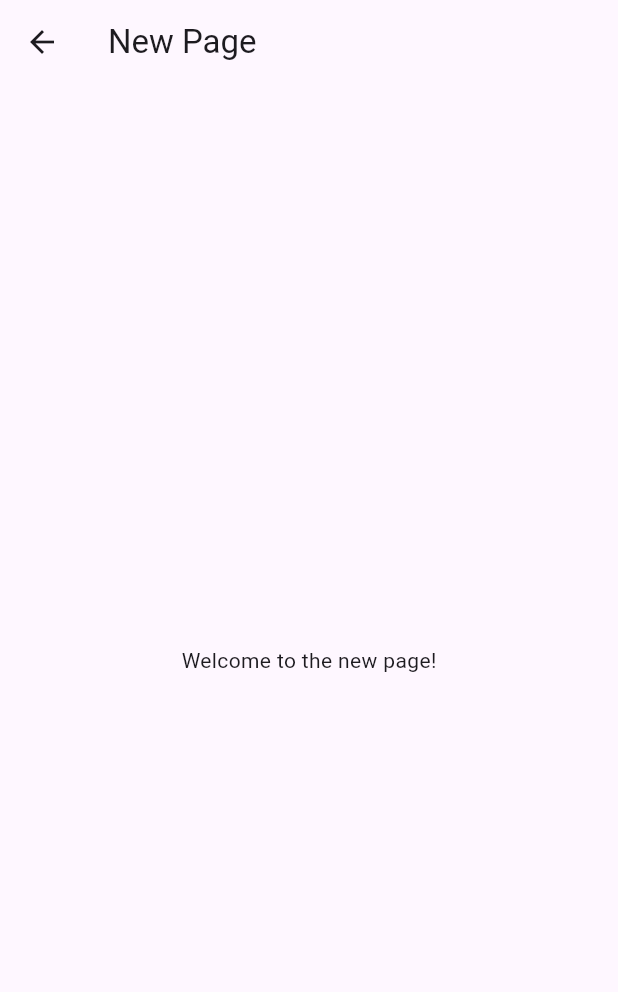
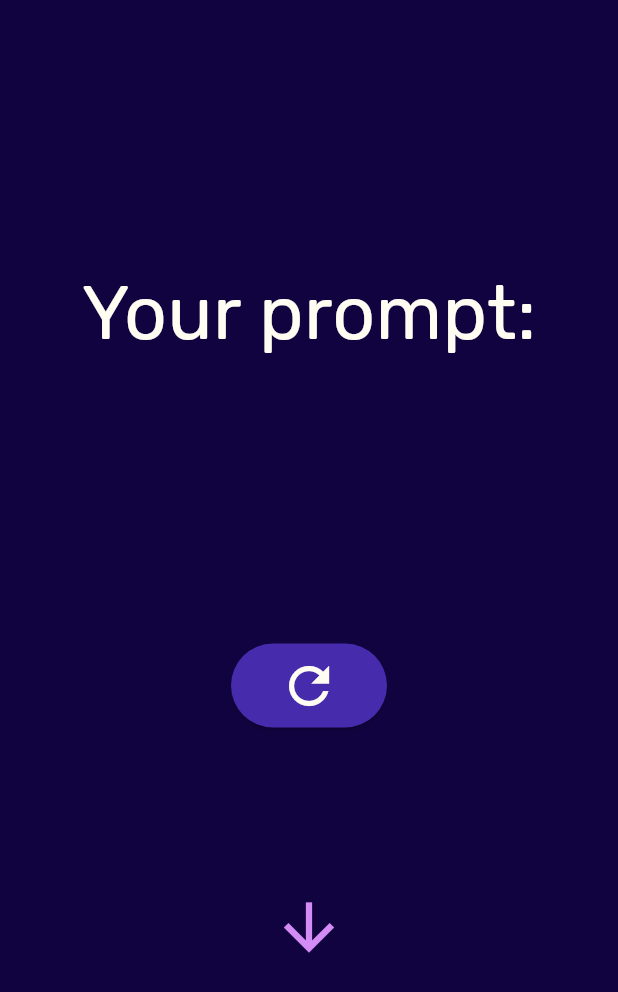
Before and after one commit to crabbylol/theproject1, a Flutter app: the PromptPage screen opened directly, on a phone screen of 412 x 824 dp. Shown: the top 992 px of the screen. Run offline on Flutter 3.47's test engine with Material 3 defaults, Android fonts, the phone set to English and light mode, and no system bars; our stand-ins replace cloud_firestore, firebase_auth, firebase_core, fluttertoast, google_fonts; accounts and stored records are empty.

Commit message:
7/25 commit

```diff
--- a/lib/database_service.dart
+++ b/lib/database_service.dart
@@ -36,7 +36,7 @@ class DatabaseService {
 
       final querySnapshot = await query.get();
 
-      final entries = querySnapshot.docs.map((doc) => JournalEntry.fromMap(doc.data())).toList();
+      final entries = querySnapshot.docs.map((doc) => JournalEntry( dateTime: Timestamp.fromDate(doc['dateTime']).toDate(), content: doc['content'], userID: doc['userID'], )).toList();
 
       return entries;
     } else {
--- a/lib/datedetailspage.dart
+++ b/lib/datedetailspage.dart
@@ -1,6 +1,8 @@
 import 'package:flutter/material.dart';
 import 'package:google_fonts/google_fonts.dart';
+import 'package:theproject1/journalentry.dart';
 import 'calendar.dart'; // Assuming this is your calendar widget
+import 'database_service.dart';
 import 'day.dart'; // Assuming this is your Day data class
 import 'package:intl/intl.dart';
 import 'pastjournalentry.dart';
@@ -16,8 +18,13 @@ class DateDetailsPage extends StatefulWidget {
 }
 
 class _DateDetailsPageState extends State<DateDetailsPage> {
+  final _dbServivce = DatabaseService();
+
   @override
   Widget build(BuildContext context) {
+    DateTime now = DateTime.now();
+    Future<List<JournalEntry>> journalEntries = _dbServivce.getJournalEntriesByDate(now);
+
     return Scaffold(
       body: Stack(
         children: <Widget>[
--- a/lib/journal.dart
+++ b/lib/journal.dart
@@ -28,7 +28,7 @@ class _JournalPageState extends State<JournalPage> {
     'example prompt 1',
     'example prompt 2',
     'example prompt 3',
-    'example prompt 4example prompt 4example prompt 4example prompt 4example prompt 4example prompt 4example prompt 4',
+    'example prompt 4',
   ];
   String currentPrompt = '';
   final TextEditingController _textEditingController = TextEditingController();
--- a/lib/prompt.dart
+++ b/lib/prompt.dart
@@ -1,15 +1,126 @@
 import 'package:flutter/material.dart';
+import 'package:animations/animations.dart';
+import 'package:google_fonts/google_fonts.dart';
+import 'journal.dart';
 
-class PromptPage extends StatelessWidget {
+class PromptPage extends StatefulWidget {
+  @override
+  _PromptPageState createState() => _PromptPageState();
+}
+
+class _PromptPageState extends State<PromptPage> {
+  String _currentPrompt = "";
+  final List<String> prompts = [
+    "Hey, Name! Let's get creative!",
+    "Write a poem about a journey.",
+    "Draw a picture inspired by music.",
+    "Create a story with a surprising twist.",
+  ];
+  int currentPromptIndex = 0; // Index of the current prompt
+
   @override
   Widget build(BuildContext context) {
     return Scaffold(
-      appBar: AppBar(
-        title: Text('New Page'),
+      body: Stack(
+        children: <Widget>[
+          Container(
+            height: double.infinity,
+            width: double.infinity,
+            color: const Color(0xFF110340),
+          ),
+          Center(
+            child: Padding(
+              padding: const EdgeInsets.all(15.0),
+              child: Column(
+                mainAxisAlignment: MainAxisAlignment.center,
+                children: [
+                  Text(
+                    'Your prompt:',
+                    textAlign: TextAlign.center,
+                    style: GoogleFonts.rubik(
+                      fontSize: 50,
+                      color: const Color(0xFFFFFCF2),
+                    ),
+                  ),
+                  const SizedBox(height: 35.0),
+                  Column(
+                    mainAxisAlignment: MainAxisAlignment.end,
+                    children: [
+                      AnimatedOpacity(
+                        opacity: _currentPrompt.isEmpty ? 0.0 : 1.0,
+                        duration: Duration(seconds: 1),
+                        child: Text(
+                          prompts[currentPromptIndex],
+                          textAlign: TextAlign.center,
+                          style: GoogleFonts.rubik(
+                            fontSize: 40,
+                            color: const Color(0xFFFFFCF2),
+                          ),
+                        ),
+                      ),
+                      const SizedBox(height: 35.0),
+                      ElevatedButton(
+                        onPressed: () => _refreshPrompt(),
+                        style: ButtonStyle(
+                          backgroundColor: MaterialStateProperty.all<Color>(
+                            const Color(0xFF472bad),
+                          ),
+                          overlayColor: MaterialStateProperty.resolveWith<Color>(
+                                (Set<MaterialState> states) {
+                              if (states.contains(MaterialState.pressed)) {
+                                return const Color(0xFFFFB12B);
+                              }
+                              return const Color(0xFF472bad);
+                            },
+                          ),
+                        ),
+                        child: const Padding(
+                          padding: EdgeInsets.all(8.0),
+                          child: Icon(
+                            Icons.refresh,
+                            size: 40.0,
+                            color: Color(0xFFFFFCF2),
+                          ),
+                        ),
+                      ),
+                      const SizedBox(height: 100.0),
+                      IconButton(
+                        onPressed: () {
+                          Navigator.push(
+                            context,
+                            MaterialPageRoute(
+                              builder: (context) => const JournalPage(),
+                            ),
+                          );
+                        },
+                        icon: const Icon(
+                          Icons.arrow_downward,
+                          size:50,
+                          color: Color(0xFFD38BF5),
+                        ),
+                      ),
+                    ],
+                  ),
+                ],
+          ),
+            ),
       ),
-      body: Center(
-        child: Text('Welcome to the new page!'),
+          ]
       ),
     );
   }
+
+  void _refreshPrompt() {
+    setState(() {
+      _currentPrompt = ""; // Fade out old prompt
+    });
+
+    Future.delayed(const Duration(milliseconds: 500), () {
+      setState(() {
+        // Update prompt index and handle overflow
+        currentPromptIndex = (currentPromptIndex + 1) % prompts.length;
+        _currentPrompt = prompts[currentPromptIndex]; // Set new prompt
+      });
+    });
+  }
 }
--- a/pubspec.yaml
+++ b/pubspec.yaml
@@ -32,6 +32,8 @@ dependencies:
     sdk: flutter
   google_fonts: 6.1.0
   table_calendar: 3.1.1
+  animations: ^2.0.0
+
 
 
   # The following adds the Cupertino Icons font to your application.
```
Also changed, not shown: pubspec.lock.
